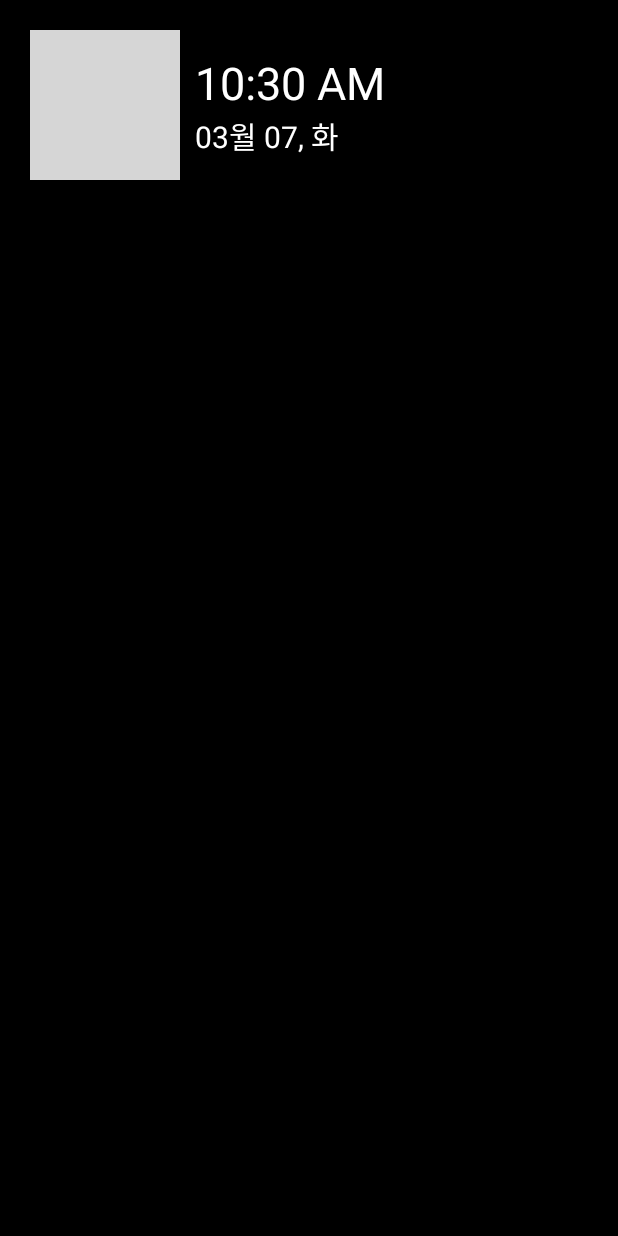
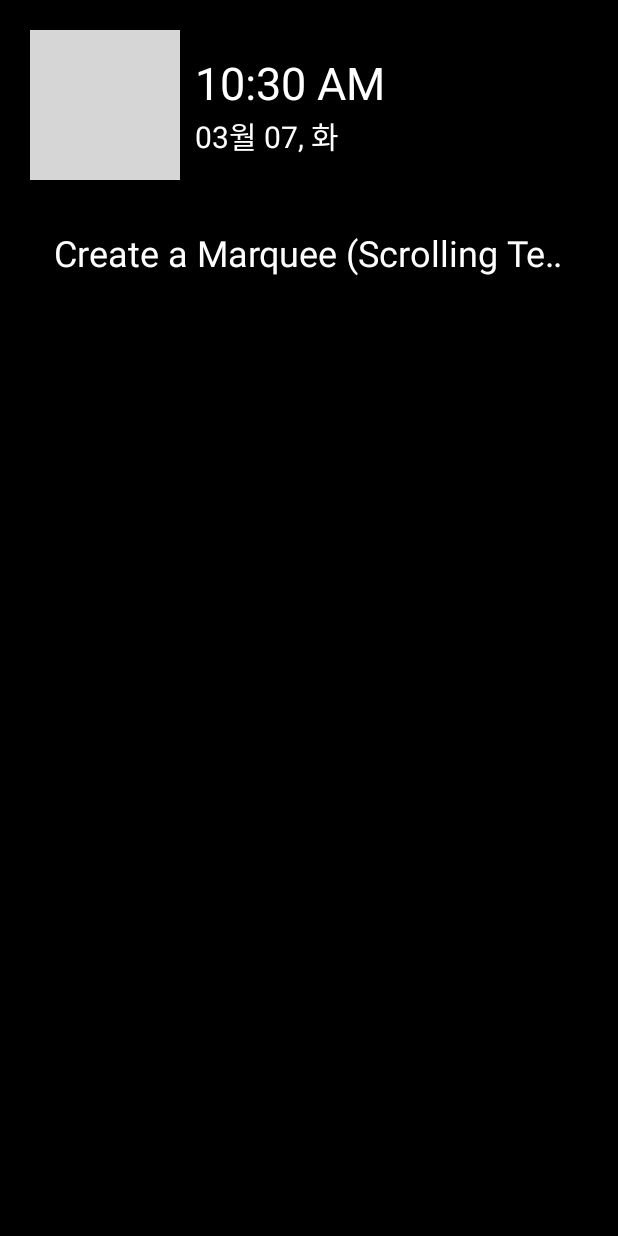
Before and after one commit to 37eiddie/snow_white, an Android app: the layout activity_main.xml on its own in the app's theme, with its tools: preview values and no code run, on a phone screen of 412 x 824 dp. Run offline under Robolectric (Android 15) with nearby library versions, the phone set to English and light mode, and no system bars; plain views replace CustomAnalogClock; grey boxes are pictures that could not be loaded.

Commit message:
add rss text view

```diff
--- a/app/src/main/res/layout/activity_main.xml
+++ b/app/src/main/res/layout/activity_main.xml
@@ -37,4 +37,19 @@
 
     </LinearLayout>
 
+    <TextView
+        android:layout_below="@+id/analog_clock"
+        android:id="@+id/text_news_marque"
+        android:textColor="@android:color/white"
+        android:layout_width="match_parent"
+        android:layout_height="wrap_content"
+        android:layout_marginTop="16dp"
+        android:ellipsize="marquee"
+        android:marqueeRepeatLimit="marquee_forever"
+        android:padding="16dp"
+        android:scrollHorizontally="true"
+        android:singleLine="true"
+        tools:text="Create a Marquee (Scrolling Text) in Android Using TextView. Android Marquee (Scrolling Text) Tutorial with Example"
+        android:textSize="24sp" />
+
 </RelativeLayout>
```
Also changed, not shown: app/src/main/java/com/eiddie/snowwhite/MainActivity.java (+32 -9 lines).
